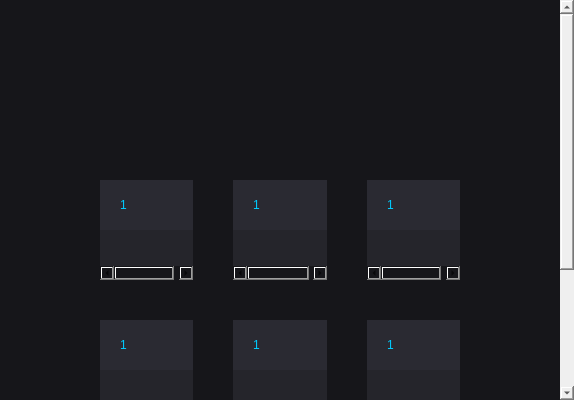
First picture: the form in VideoPlayer/mainwidget/hotsearch/HotSearchForm.ui, repository huizhang556/pc-video-player, before the edit.
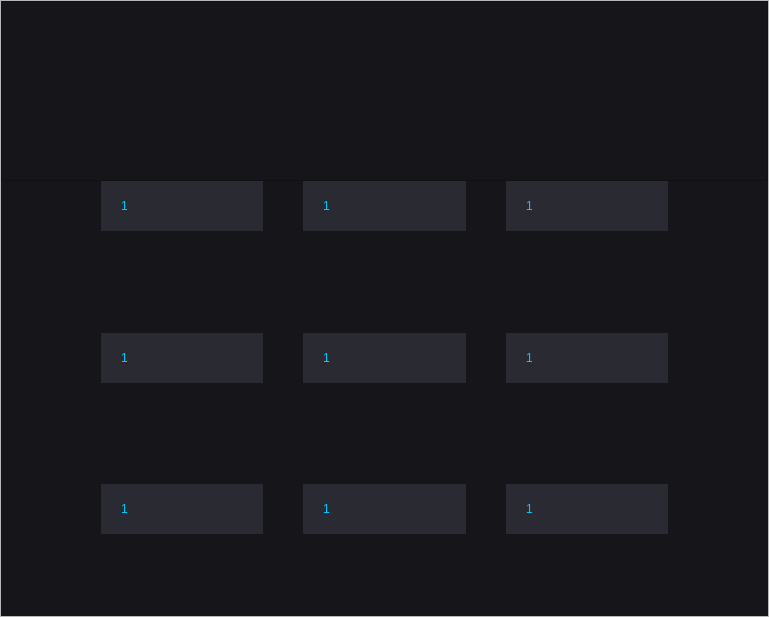
Second picture: the form after the edit. Icons and pictures are not drawn.

Patch:
```diff
--- a/VideoPlayer/mainwidget/hotsearch/HotSearchForm.ui
+++ b/VideoPlayer/mainwidget/hotsearch/HotSearchForm.ui
@@ -6,8 +6,8 @@
    <rect>
     <x>0</x>
     <y>0</y>
-    <width>574</width>
-    <height>400</height>
+    <width>769</width>
+    <height>617</height>
    </rect>
   </property>
   <property name="windowTitle">
@@ -32,7 +32,58 @@
    <item>
     <widget class="QScrollArea" name="scrollArea">
      <property name="styleSheet">
-      <string notr="true">border: none;</string>
+      <string notr="true">QHeaderView
+{
+font: 20px &quot;微软雅黑&quot;;
+color: #00ccff;
+border: none;
+background-color: #2a2a32;
+min-height:50px;
+}
+
+QHeaderView::section:horizontal
+{
+border: none;
+background-color: #2a2a32;
+padding-left: 20px;
+}
+
+QTreeView 
+{
+    show-decoration-selected: 1;
+	 font-size: 16px;
+	color: #2baffc;
+	border: none;
+	background-color: #25252b;
+}
+
+QTreeView::item 
+{
+	 min-height: 46px;
+	background-color: #25252b;
+}
+
+QTreeView::item:hover 
+{
+	background-color: #1e1e24;
+	color: #ff4f39;
+}
+
+QTreeView::item:selected 
+{
+    background-color: #1e1e24;
+	color: #ff4f39;
+}
+
+QTreeView::item:selected:active
+{
+     background-color: #1e1e24;
+}
+
+QTreeView::item:selected:!active 
+{
+    background-color: #1e1e24;
+}</string>
      </property>
      <property name="widgetResizable">
       <bool>true</bool>
@@ -41,9 +92,9 @@
       <property name="geometry">
        <rect>
         <x>0</x>
-        <y>-15</y>
-        <width>579</width>
-        <height>600</height>
+        <y>0</y>
+        <width>767</width>
+        <height>615</height>
        </rect>
       </property>
       <property name="styleSheet">
@@ -186,57 +237,7 @@
                   </size>
                  </property>
                  <property name="styleSheet">
-                  <string notr="true">QHeaderView
-{
-font: 20px &quot;微软雅黑&quot;;
-color: #00ccff;
-border: none;
-background-color: #2a2a32;
-min-height:50px;
-}
-
-QHeaderView::section:horizontal
-{
-border: none;
-background-color: #2a2a32;
-padding-left: 20px;
-}
-
-QTreeView 
-{
-    show-decoration-selected: 1;
-	 font-size: 16px;
-	color: #2baffc;
-	border: none;
-	background-color: #25252b;
-}
-
-QTreeView::item 
-{
-	 min-height: 46px;
-	background-color: #25252b;
-}
-
-QTreeView::item:hover 
-{
-	background-color: #1e1e24;
-	color: #ff4f39;
-}
-
-QTreeView::item:selected 
-{
-    border: 1px solid #567dbc;
-}
-
-QTreeView::item:selected:active
-{
-    background: qlineargradient(x1: 0, y1: 0, x2: 0, y2: 1, stop: 0 #6ea1f1, stop: 1 #567dbc);
-}
-
-QTreeView::item:selected:!active 
-{
-    background: qlineargradient(x1: 0, y1: 0, x2: 0, y2: 1, stop: 0 #6b9be8, stop: 1 #577fbf);
-}</string>
+                  <string notr="true"/>
                  </property>
                  <column>
                   <property name="text">
@@ -260,57 +261,7 @@
                   </size>
                  </property>
                  <property name="styleSheet">
-                  <string notr="true">QHeaderView
-{
-font: 20px &quot;微软雅黑&quot;;
-color: #00ccff;
-border: none;
-background-color: #2a2a32;
-min-height:50px;
-}
-
-QHeaderView::section:horizontal
-{
-border: none;
-background-color: #2a2a32;
-padding-left: 20px;
-}
-
-QTreeView 
-{
-    show-decoration-selected: 1;
-	 font-size: 16px;
-	color: #2baffc;
-	border: none;
-	background-color: #25252b;
-}
-
-QTreeView::item 
-{
-	 min-height: 46px;
-	background-color: #25252b;
-}
-
-QTreeView::item:hover 
-{
-	background-color: #1e1e24;
-	color: #ff4f39;
-}
-
-QTreeView::item:selected 
-{
-    border: 1px solid #567dbc;
-}
-
-QTreeView::item:selected:active
-{
-    background: qlineargradient(x1: 0, y1: 0, x2: 0, y2: 1, stop: 0 #6ea1f1, stop: 1 #567dbc);
-}
-
-QTreeView::item:selected:!active 
-{
-    background: qlineargradient(x1: 0, y1: 0, x2: 0, y2: 1, stop: 0 #6b9be8, stop: 1 #577fbf);
-}</string>
+                  <string notr="true"/>
                  </property>
                  <column>
                   <property name="text">
@@ -334,57 +285,7 @@
                   </size>
                  </property>
                  <property name="styleSheet">
-                  <string notr="true">QHeaderView
-{
-font: 20px &quot;微软雅黑&quot;;
-color: #00ccff;
-border: none;
-background-color: #2a2a32;
-min-height:50px;
-}
-
-QHeaderView::section:horizontal
-{
-border: none;
-background-color: #2a2a32;
-padding-left: 20px;
-}
-
-QTreeView 
-{
-    show-decoration-selected: 1;
-	 font-size: 16px;
-	color: #2baffc;
-	border: none;
-	background-color: #25252b;
-}
-
-QTreeView::item 
-{
-	 min-height: 46px;
-	background-color: #25252b;
-}
-
-QTreeView::item:hover 
-{
-	background-color: #1e1e24;
-	color: #ff4f39;
-}
-
-QTreeView::item:selected 
-{
-    border: 1px solid #567dbc;
-}
-
-QTreeView::item:selected:active
-{
-    background: qlineargradient(x1: 0, y1: 0, x2: 0, y2: 1, stop: 0 #6ea1f1, stop: 1 #567dbc);
-}
-
-QTreeView::item:selected:!active 
-{
-    background: qlineargradient(x1: 0, y1: 0, x2: 0, y2: 1, stop: 0 #6b9be8, stop: 1 #577fbf);
-}</string>
+                  <string notr="true"/>
                  </property>
                  <column>
                   <property name="text">
@@ -415,57 +316,7 @@
                   </size>
                  </property>
                  <property name="styleSheet">
-                  <string notr="true">QHeaderView
-{
-font: 20px &quot;微软雅黑&quot;;
-color: #00ccff;
-border: none;
-background-color: #2a2a32;
-min-height:50px;
-}
-
-QHeaderView::section:horizontal
-{
-border: none;
-background-color: #2a2a32;
-padding-left: 20px;
-}
-
-QTreeView 
-{
-    show-decoration-selected: 1;
-	 font-size: 16px;
-	color: #2baffc;
-	border: none;
-	background-color: #25252b;
-}
-
-QTreeView::item 
-{
-	 min-height: 46px;
-	background-color: #25252b;
-}
-
-QTreeView::item:hover 
-{
-	background-color: #1e1e24;
-	color: #ff4f39;
-}
-
-QTreeView::item:selected 
-{
-    border: 1px solid #567dbc;
-}
-
-QTreeView::item:selected:active
-{
-    background: qlineargradient(x1: 0, y1: 0, x2: 0, y2: 1, stop: 0 #6ea1f1, stop: 1 #567dbc);
-}
-
-QTreeView::item:selected:!active 
-{
-    background: qlineargradient(x1: 0, y1: 0, x2: 0, y2: 1, stop: 0 #6b9be8, stop: 1 #577fbf);
-}</string>
+                  <string notr="true"/>
                  </property>
                  <column>
                   <property name="text">
@@ -489,57 +340,7 @@
                   </size>
                  </property>
                  <property name="styleSheet">
-                  <string notr="true">QHeaderView
-{
-font: 20px &quot;微软雅黑&quot;;
-color: #00ccff;
-border: none;
-background-color: #2a2a32;
-min-height:50px;
-}
-
-QHeaderView::section:horizontal
-{
-border: none;
-background-color: #2a2a32;
-padding-left: 20px;
-}
-
-QTreeView 
-{
-    show-decoration-selected: 1;
-	 font-size: 16px;
-	color: #2baffc;
-	border: none;
-	background-color: #25252b;
-}
-
-QTreeView::item 
-{
-	 min-height: 46px;
-	background-color: #25252b;
-}
-
-QTreeView::item:hover 
-{
-	background-color: #1e1e24;
-	color: #ff4f39;
-}
-
-QTreeView::item:selected 
-{
-    border: 1px solid #567dbc;
-}
-
-QTreeView::item:selected:active
-{
-    background: qlineargradient(x1: 0, y1: 0, x2: 0, y2: 1, stop: 0 #6ea1f1, stop: 1 #567dbc);
-}
-
-QTreeView::item:selected:!active 
-{
-    background: qlineargradient(x1: 0, y1: 0, x2: 0, y2: 1, stop: 0 #6b9be8, stop: 1 #577fbf);
-}</string>
+                  <string notr="true"/>
                  </property>
                  <column>
                   <property name="text">
@@ -563,57 +364,7 @@
                   </size>
                  </property>
                  <property name="styleSheet">
-                  <string notr="true">QHeaderView
-{
-font: 20px &quot;微软雅黑&quot;;
-color: #00ccff;
-border: none;
-background-color: #2a2a32;
-min-height:50px;
-}
-
-QHeaderView::section:horizontal
-{
-border: none;
-background-color: #2a2a32;
-padding-left: 20px;
-}
-
-QTreeView 
-{
-    show-decoration-selected: 1;
-	 font-size: 16px;
-	color: #2baffc;
-	border: none;
-	background-color: #25252b;
-}
-
-QTreeView::item 
-{
-	 min-height: 46px;
-	background-color: #25252b;
-}
-
-QTreeView::item:hover 
-{
-	background-color: #1e1e24;
-	color: #ff4f39;
-}
-
-QTreeView::item:selected 
-{
-    border: 1px solid #567dbc;
-}
-
-QTreeView::item:selected:active
-{
-    background: qlineargradient(x1: 0, y1: 0, x2: 0, y2: 1, stop: 0 #6ea1f1, stop: 1 #567dbc);
-}
-
-QTreeView::item:selected:!active 
-{
-    background: qlineargradient(x1: 0, y1: 0, x2: 0, y2: 1, stop: 0 #6b9be8, stop: 1 #577fbf);
-}</string>
+                  <string notr="true"/>
                  </property>
                  <column>
                   <property name="text">
@@ -644,57 +395,7 @@
                   </size>
                  </property>
                  <property name="styleSheet">
-                  <string notr="true">QHeaderView
-{
-font: 20px &quot;微软雅黑&quot;;
-color: #00ccff;
-border: none;
-background-color: #2a2a32;
-min-height:50px;
-}
-
-QHeaderView::section:horizontal
-{
-border: none;
-background-color: #2a2a32;
-padding-left: 20px;
-}
-
-QTreeView 
-{
-    show-decoration-selected: 1;
-	 font-size: 16px;
-	color: #2baffc;
-	border: none;
-	background-color: #25252b;
-}
-
-QTreeView::item 
-{
-	 min-height: 46px;
-	background-color: #25252b;
-}
-
-QTreeView::item:hover 
-{
-	background-color: #1e1e24;
-	color: #ff4f39;
-}
-
-QTreeView::item:selected 
-{
-    border: 1px solid #567dbc;
-}
-
-QTreeView::item:selected:active
-{
-    background: qlineargradient(x1: 0, y1: 0, x2: 0, y2: 1, stop: 0 #6ea1f1, stop: 1 #567dbc);
-}
-
-QTreeView::item:selected:!active 
-{
-    background: qlineargradient(x1: 0, y1: 0, x2: 0, y2: 1, stop: 0 #6b9be8, stop: 1 #577fbf);
-}</string>
+                  <string notr="true"/>
                  </property>
                  <column>
                   <property name="text">
@@ -718,57 +419,7 @@
                   </size>
                  </property>
                  <property name="styleSheet">
-                  <string notr="true">QHeaderView
-{
-font: 20px &quot;微软雅黑&quot;;
-color: #00ccff;
-border: none;
-background-color: #2a2a32;
-min-height:50px;
-}
-
-QHeaderView::section:horizontal
-{
-border: none;
-background-color: #2a2a32;
-padding-left: 20px;
-}
-
-QTreeView 
-{
-    show-decoration-selected: 1;
-	 font-size: 16px;
-	color: #2baffc;
-	border: none;
-	background-color: #25252b;
-}
-
-QTreeView::item 
-{
-	 min-height: 46px;
-	background-color: #25252b;
-}
-
-QTreeView::item:hover 
-{
-	background-color: #1e1e24;
-	color: #ff4f39;
-}
-
-QTreeView::item:selected 
-{
-    border: 1px solid #567dbc;
-}
-
-QTreeView::item:selected:active
-{
-    background: qlineargradient(x1: 0, y1: 0, x2: 0, y2: 1, stop: 0 #6ea1f1, stop: 1 #567dbc);
-}
-
-QTreeView::item:selected:!active 
-{
-    background: qlineargradient(x1: 0, y1: 0, x2: 0, y2: 1, stop: 0 #6b9be8, stop: 1 #577fbf);
-}</string>
+                  <string notr="true"/>
                  </property>
                  <column>
                   <property name="text">
@@ -792,57 +443,7 @@
                   </size>
                  </property>
                  <property name="styleSheet">
-                  <string notr="true">QHeaderView
-{
-font: 20px &quot;微软雅黑&quot;;
-color: #00ccff;
-border: none;
-background-color: #2a2a32;
-min-height:50px;
-}
-
-QHeaderView::section:horizontal
-{
-border: none;
-background-color: #2a2a32;
-padding-left: 20px;
-}
-
-QTreeView 
-{
-    show-decoration-selected: 1;
-	 font-size: 16px;
-	color: #2baffc;
-	border: none;
-	background-color: #25252b;
-}
-
-QTreeView::item 
-{
-	 min-height: 46px;
-	background-color: #25252b;
-}
-
-QTreeView::item:hover 
-{
-	background-color: #1e1e24;
-	color: #ff4f39;
-}
-
-QTreeView::item:selected 
-{
-    border: 1px solid #567dbc;
-}
-
-QTreeView::item:selected:active
-{
-    background: qlineargradient(x1: 0, y1: 0, x2: 0, y2: 1, stop: 0 #6ea1f1, stop: 1 #567dbc);
-}
-
-QTreeView::item:selected:!active 
-{
-    background: qlineargradient(x1: 0, y1: 0, x2: 0, y2: 1, stop: 0 #6b9be8, stop: 1 #577fbf);
-}</string>
+                  <string notr="true"/>
                  </property>
                  <column>
                   <property name="text">
```
